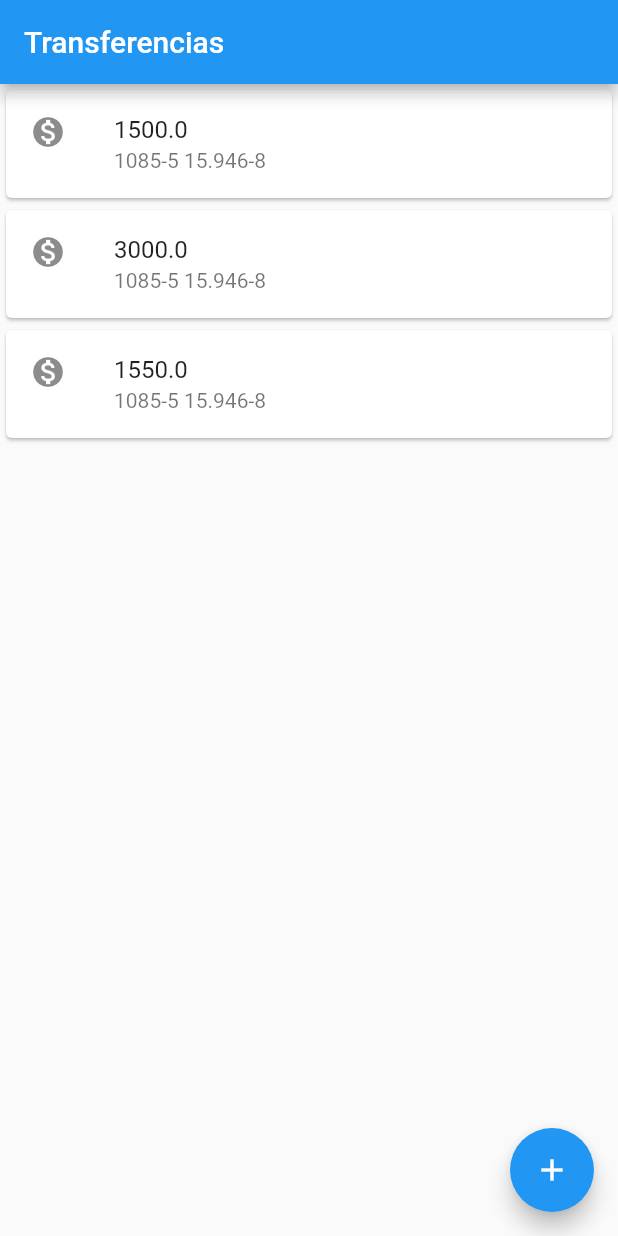
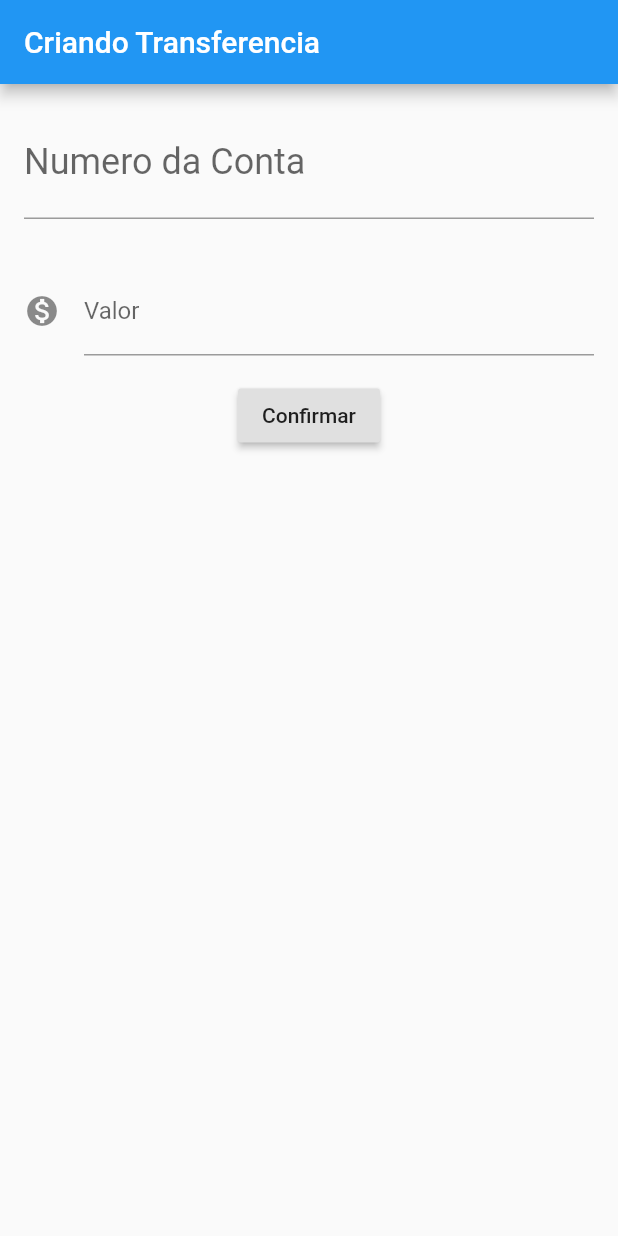
Before and after one commit to cesarionto/bytebank, a Flutter app: the screen it shows after launch, on a phone screen of 412 x 824 dp. Run offline on Flutter 3.47's test engine with Material 2 defaults, Android fonts, the phone set to English and light mode, and no system bars.

Commit message:
Formulario de transferencia

```diff
--- a/lib/main.dart
+++ b/lib/main.dart
@@ -1,36 +1,101 @@
 import 'package:flutter/material.dart';
+import 'package:flutter/services.dart';
 
 void main() {
-  runApp(MaterialApp(
-    home: Scaffold(
-      appBar: AppBar(
-        title: Text('Transferencias'),
-      ),
-      body:ListaTransferencia(),
-      floatingActionButton: FloatingActionButton(
-        onPressed: () {  },
-        child: Icon(Icons.add),
-      ),
-    ),
-  ));
+  runApp(ByteBanckApp());
 }
 
-
-class ListaTransferencia extends StatelessWidget{
+class ByteBanckApp extends StatelessWidget {
   @override
   Widget build(BuildContext context) {
-    return Column(
-      children: [
-        ItemTransferencia(Transferencia(1500,'1085-5 15.946-8')),
-        ItemTransferencia(Transferencia(3000,'1085-5 15.946-8')),
-        ItemTransferencia(Transferencia(1550,'1085-5 15.946-8')),
-      ],
+    return MaterialApp(
+      home: Scaffold(
+        body: FormularioTransferencia(),
+      ),
     );
   }
 }
 
-class ItemTransferencia extends StatelessWidget{
+class FormularioTransferencia extends StatelessWidget {
+  final TextEditingController _controllerNumeroConta = TextEditingController();
+  final TextEditingController _controllerValor = TextEditingController();
 
+  @override
+  Widget build(BuildContext context) {
+    return Scaffold(
+        appBar: AppBar(
+          title: Text('Criando Transferencia'),
+        ),
+        body: Column(
+          children: [
+            Padding(
+              padding: const EdgeInsets.all(16.0),
+              child: TextField(
+                controller: _controllerNumeroConta,
+                style: TextStyle(fontSize: 24.0),
+                decoration: InputDecoration(
+                    labelText: 'Numero da Conta', hintText: '0000-0 00.000-0'),
+              ),
+            ),
+            Padding(
+              padding: const EdgeInsets.all(16.0),
+              child: TextField(
+                controller: _controllerValor,
+                keyboardType: TextInputType.number,
+                decoration: InputDecoration(
+                    icon: Icon(Icons.monetization_on),
+                    labelText: 'Valor',
+                    hintText: '0.00'),
+              ),
+            ),
+            RaisedButton(
+              onPressed: () {
+                final double? valor = double.tryParse(_controllerValor.text);
+                final String numeroConta =
+                    _controllerNumeroConta.text.toString();
+                if (valor != null && numeroConta != null) {
+                  final Transferencia _transferencia =
+                      Transferencia(valor, numeroConta);
+                  Scaffold.of(context).showSnackBar(
+                    SnackBar(
+                        content: Text('Transferencia Criada! '+'Valor: ' +
+                            _transferencia.valor.toString() +
+                            ' Numero da Conta: ' +
+                            _transferencia.numeroConta.toString())),
+                  );
+                  debugPrint("Transferencia Salva");
+                }
+              },
+              child: Text('Confirmar'),
+            )
+          ],
+        ));
+  }
+}
+
+class ListaTransferencia extends StatelessWidget {
+  @override
+  Widget build(BuildContext context) {
+    return Scaffold(
+      appBar: AppBar(
+        title: Text('Transferencias'),
+      ),
+      body: Column(
+        children: [
+          ItemTransferencia(Transferencia(1500, '1085-5 15.946-8')),
+          ItemTransferencia(Transferencia(3000, '1085-5 15.946-8')),
+          ItemTransferencia(Transferencia(1550, '1085-5 15.946-8')),
+        ],
+      ),
+      floatingActionButton: FloatingActionButton(
+        onPressed: () {},
+        child: Icon(Icons.add),
+      ),
+    );
+  }
+}
+
+class ItemTransferencia extends StatelessWidget {
   final Transferencia _transferencia;
 
   ItemTransferencia(this._transferencia);
@@ -45,11 +110,9 @@ class ItemTransferencia extends StatelessWidget{
       ),
     );
   }
-
 }
 
-class Transferencia{
-
+class Transferencia {
   final double valor;
   final String numeroConta;
 
```
